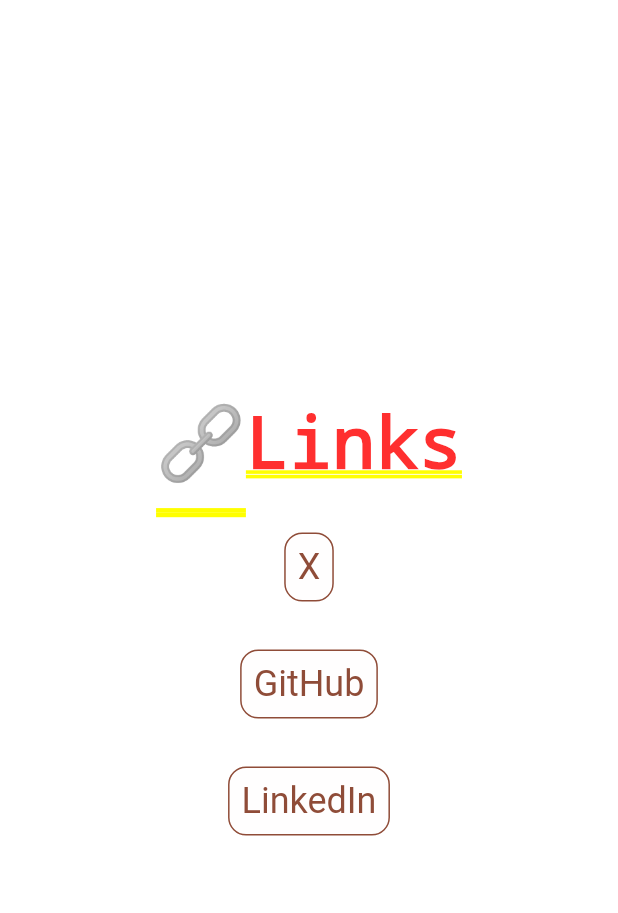
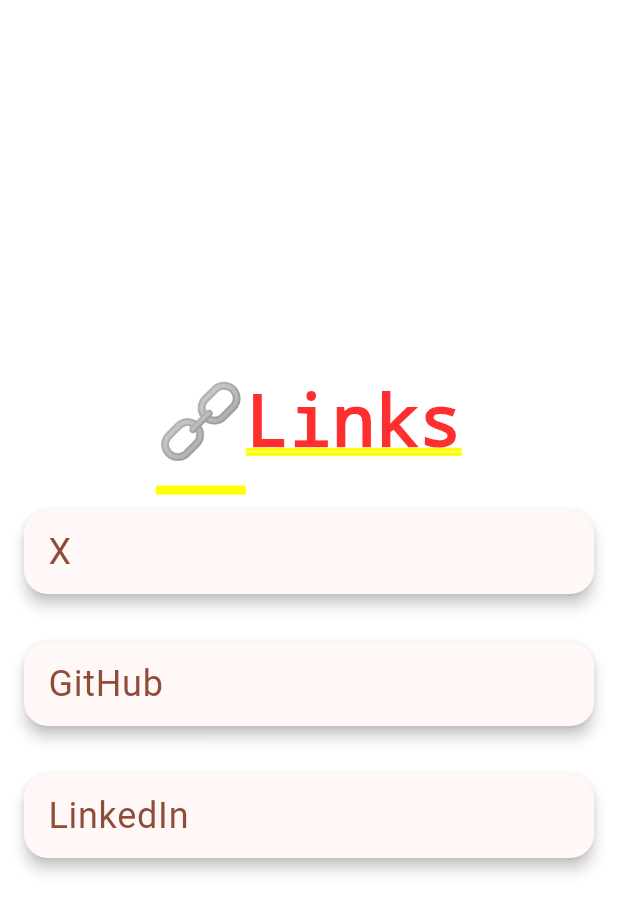
Before and after one commit to CillianMyles/cillianmyles.com, a Flutter app: the screen it shows after launch, on a phone screen of 412 x 824 dp. Shown: the top 913 px of the screen. Run offline on Flutter 3.47's test engine with Material 3 defaults, Android fonts, the phone set to English and light mode, and no system bars.

Commit message:
feat: lean into material for highlight/hover/focus states

```diff
--- a/lib/main.dart
+++ b/lib/main.dart
@@ -1,5 +1,4 @@
 import 'package:flutter/material.dart';
-import 'package:flutter/services.dart';
 
 void main() {
   runApp(const App());
@@ -11,24 +10,26 @@ class App extends StatelessWidget {
   @override
   Widget build(BuildContext context) {
     return MaterialApp(
-      title: '🔗Links',
+      title: "Cillian Myles' Links 🔗",
       theme: ThemeData(
         colorScheme: ColorScheme.fromSeed(seedColor: Colors.deepOrange),
         useMaterial3: true,
       ),
-      home: const Page(),
+      home: const _Page(),
     );
   }
 }
 
-class Page extends StatelessWidget {
-  const Page({super.key});
+class _Page extends StatelessWidget {
+  const _Page();
 
   @override
   Widget build(BuildContext context) {
-    return const FocusScope(
-      autofocus: true,
-      child: Center(
+    return Center(
+      child: Container(
+        constraints: const BoxConstraints(maxWidth: 400),
+        margin: const EdgeInsets.symmetric(horizontal: 16),
+        child: const SingleChildScrollView(
           child: Column(
             mainAxisSize: MainAxisSize.min,
             crossAxisAlignment: CrossAxisAlignment.center,
@@ -36,24 +37,22 @@ class Page extends StatelessWidget {
               Text('🔗Links'),
               SizedBox(height: 32),
               _Button(
+                title: 'X',
                 url: 'https://github.com/IdiomaticBytes',
-              debugLabel: 'X',
                 autofocus: true,
-              child: Text('X'),
               ),
               SizedBox(height: 32),
               _Button(
+                title: 'GitHub',
                 url: 'https://github.com/CillianMyles',
-              debugLabel: 'GitHub',
-              child: Text('GitHub'),
               ),
               SizedBox(height: 32),
               _Button(
+                title: 'LinkedIn',
                 url: 'https://www.linkedin.com/in/cillianmyles',
-              debugLabel: 'LinkedIn',
-              child: Text('LinkedIn'),
               ),
             ],
+          ),
         ),
       ),
     );
@@ -62,15 +61,13 @@ class Page extends StatelessWidget {
 
 class _Button extends StatefulWidget {
   const _Button({
-    required this.child,
+    required this.title,
     required this.url,
-    required this.debugLabel,
     this.autofocus = false,
   });
 
-  final Widget child;
+  final String title;
   final String url;
-  final String debugLabel;
   final bool autofocus;
 
   @override
@@ -78,13 +75,13 @@ class _Button extends StatefulWidget {
 }
 
 class _ButtonState extends State<_Button> {
-  var _hovered = false;
   late final FocusNode _focusNode;
 
   @override
   void initState() {
     super.initState();
-    _focusNode = FocusNode(debugLabel: widget.debugLabel)..requestFocus();
+    _focusNode = FocusNode(debugLabel: widget.title);
+    if (widget.autofocus) _focusNode.requestFocus();
   }
 
   @override
@@ -93,50 +90,24 @@ class _ButtonState extends State<_Button> {
     super.dispose();
   }
 
-  void _onEnter(PointerEnterEvent event) {
-    if (!_hovered) {
-      setState(() {
-        _hovered = true;
-      });
-    }
-  }
-
-  void _onExit(PointerExitEvent event) {
-    if (_hovered) {
-      setState(() {
-        _hovered = false;
-      });
-    }
-  }
-
   @override
   Widget build(BuildContext context) {
-    return FocusableActionDetector(
+    return Material(
+      type: MaterialType.card,
+      elevation: 4,
+      borderRadius: BorderRadius.circular(16),
+      clipBehavior: Clip.antiAlias,
+      child: ListTile(
         focusNode: _focusNode,
-      child: MouseRegion(
-        cursor: SystemMouseCursors.click,
-        onEnter: _onEnter,
-        onExit: _onExit,
-        child: Container(
-          decoration: BoxDecoration(
-            border: Border.all(
-              color: Theme.of(context).colorScheme.primary,
-              width: 1,
-            ),
-            borderRadius: BorderRadius.circular(12),
-            color: _focusNode.hasFocus || _hovered
-                ? Theme.of(context).colorScheme.surface
-                : Theme.of(context).colorScheme.surface.withOpacity(0.1),
-          ),
-          padding: const EdgeInsets.all(8),
-          child: DefaultTextStyle(
+        onTap: () {},
+        title: Text(
+          widget.title,
           style: TextStyle(
             fontSize: 24,
             color: Theme.of(context).colorScheme.primary,
+          ),
+          maxLines: 1,
           overflow: TextOverflow.ellipsis,
-            ),
-            child: widget.child,
-          ),
         ),
       ),
     );
```
Lines whose indentation alone changed are shown as unchanged.
